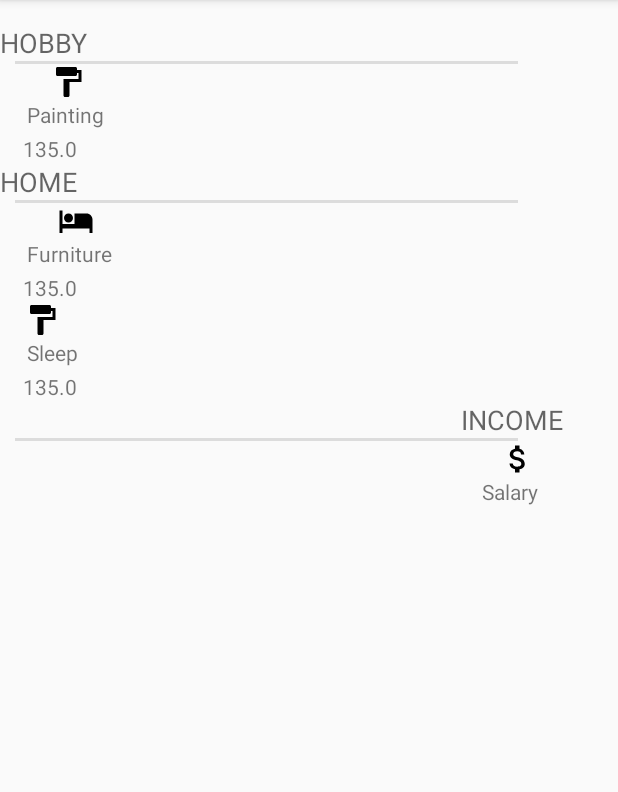
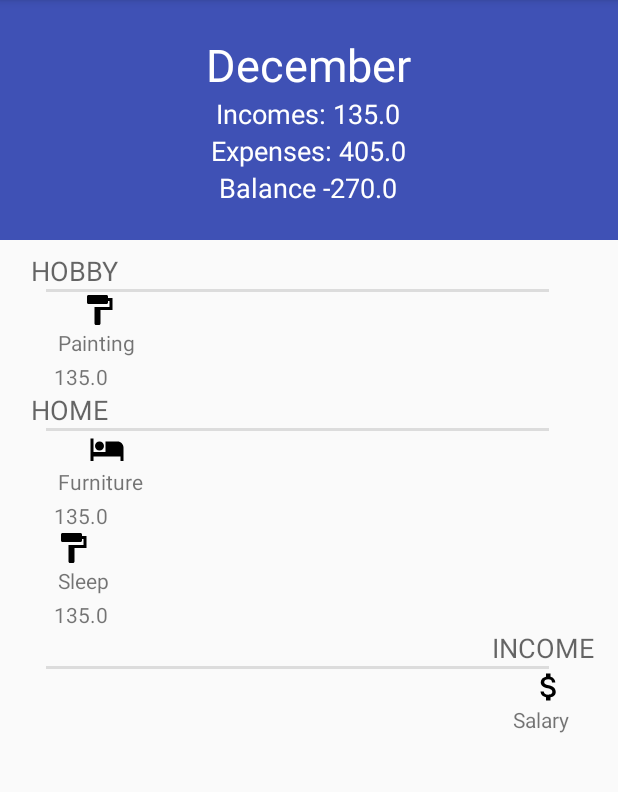
Before and after one commit to samuelekman/Tegdub, an Android app: the BudgetActivity screen opened directly, with no data from a screen before it, on a phone screen of 412 x 824 dp, the part 84-876 px from its top. Run offline under Robolectric (Android 15) with nearby library versions, the phone set to English and light mode, and no system bars.

Commit message:
Trying to get a nice view for the actual budget, it's hard

```diff
--- a/app/build.gradle
+++ b/app/build.gradle
@@ -29,4 +29,5 @@ dependencies {
     compile 'com.android.support.constraint:constraint-layout:1.0.2'
     testCompile 'junit:junit:4.12'
     compile 'com.android.support:recyclerview-v7:25.3.1'
+    compile 'com.android.support:cardview-v7:23.3.+'
 }
--- a/app/src/main/AndroidManifest.xml
+++ b/app/src/main/AndroidManifest.xml
@@ -18,7 +18,7 @@
         </activity>
         <activity android:name=".CreateEntry" />
         <activity android:name=".SelectCategory" />
-        <activity android:name=".BudgetActivity"></activity>
+        <activity android:name=".BudgetActivity" />
     </application>
 
 </manifest>
--- a/app/src/main/java/com/samuelekman/tegdub/BudgetActivity.java
+++ b/app/src/main/java/com/samuelekman/tegdub/BudgetActivity.java
@@ -4,6 +4,7 @@ import android.support.v7.app.AppCompatActivity;
 import android.os.Bundle;
 import android.support.v7.widget.LinearLayoutManager;
 import android.support.v7.widget.RecyclerView;
+import android.widget.TextView;
 
 import com.samuelekman.tegdub.BudgetList.BudgetExpenseHeaderItem;
 import com.samuelekman.tegdub.BudgetList.BudgetIncomeHeaderItem;
@@ -17,7 +18,9 @@ import com.samuelekman.tegdub.model.Transaction;
 import com.samuelekman.tegdub.utils.TransactionStoreFactory;
 
 import java.util.ArrayList;
+import java.util.Calendar;
 import java.util.List;
+import java.util.Locale;
 import java.util.Map;
 import java.util.TreeMap;
 
@@ -26,13 +29,14 @@ public class BudgetActivity extends AppCompatActivity {
  TransactionStore transactionStore = TransactionStoreFactory.transactionStore();
  RecyclerView recView;
  BudgetListAdapter adapter;
+ TreeMap <String, List<Transaction>> treeMap;
 
  @Override
     protected void onCreate(Bundle savedInstanceState) {
         super.onCreate(savedInstanceState);
         setContentView(R.layout.activity_budget);
 
-        TreeMap<String, List<Transaction>> treeMap = transactionStore.prepareList();
+        treeMap = transactionStore.prepareList();
 
         //the following is just a test print :-:
         for (Map.Entry<String, List<Transaction>> entry : treeMap.entrySet()) {
@@ -47,6 +51,8 @@ public class BudgetActivity extends AppCompatActivity {
         recView = (RecyclerView) findViewById(R.id.budgetList);
         recView.setLayoutManager(new LinearLayoutManager(this));
         recView.setAdapter(adapter);
+        initDefaults();
+
     }
 
     public List<BudgetItem> makeListItems(TreeMap<String, List<Transaction>> tMap){
@@ -74,4 +80,40 @@ public class BudgetActivity extends AppCompatActivity {
         return mListItems;
     }
 
+    public void initDefaults(){
+        TextView expenses = (TextView) findViewById(R.id.expenseSummaryTxt);
+        TextView incomes = (TextView) findViewById(R.id.incomeSummaryTxt);
+        TextView summary = (TextView) findViewById(R.id.summaryTxt);
+        TextView month = (TextView) findViewById(R.id.monthTxt);
+        double exp = 0;
+        double inc = 0;
+        double tot = 0;
+
+        if (treeMap != null){
+            for (String mCat : treeMap.keySet()){
+
+                for (Transaction t : treeMap.get(mCat)){
+                    if(t.getCategory().getMainCategory() != MainCategory.INCOME){
+                        exp = exp +t.getSum();
+                    } else {
+                        inc = inc + t.getSum();
+                    }
+
+                }
+
+            }
+        } else {
+            // THis is an error, need to handle this.
+        }
+        tot = inc-exp;
+        String sExpence = String.valueOf(exp);
+        String sInc = String.valueOf(inc);
+        String sTot = String.valueOf(tot);
+
+        expenses.setText("Expenses: "+sExpence);
+        incomes.setText("Incomes: " +sInc);
+        summary.setText("Balance " +sTot);
+        Calendar c = Calendar.getInstance();
+        month.setText(c.getDisplayName(Calendar.MONTH, Calendar.LONG, Locale.getDefault()));
+    }
 }
--- a/app/src/main/res/layout/activity_budget.xml
+++ b/app/src/main/res/layout/activity_budget.xml
@@ -6,13 +6,69 @@
     android:layout_height="match_parent"
     tools:context="com.samuelekman.tegdub.BudgetActivity">
 
+    <RelativeLayout
+        android:id="@+id/relativeLayout"
+        android:layout_width="match_parent"
+        android:layout_height="wrap_content">
+
+        <ImageView
+            android:id="@+id/imageView"
+            android:layout_width="match_parent"
+            android:layout_height="@dimen/summary_cover_height"
+            app:layout_constraintBottom_toTopOf="@+id/budgetList"
+            app:layout_constraintEnd_toEndOf="parent"
+            app:layout_constraintStart_toStartOf="parent"
+            app:layout_constraintTop_toTopOf="parent"
+            app:srcCompat="@color/colorPrimary" />
+        <LinearLayout
+            android:layout_width="wrap_content"
+            android:layout_height="wrap_content"
+            android:layout_centerInParent="true"
+            android:gravity="center_horizontal"
+            android:orientation="vertical">
+
+            <TextView
+                android:id="@+id/monthTxt"
+                android:layout_width="wrap_content"
+                android:layout_height="wrap_content"
+                android:textColor="@android:color/background_light"
+                android:textSize="@dimen/summary_title"/>
+
+        <TextView
+            android:id="@+id/incomeSummaryTxt"
+            android:layout_width="wrap_content"
+            android:layout_height="wrap_content"
+            android:textColor="@android:color/background_light"
+            android:textSize="@dimen/summary_subtitle"/>
+
+        <TextView
+            android:id="@+id/expenseSummaryTxt"
+            android:layout_width="wrap_content"
+            android:layout_height="wrap_content"
+            android:textColor="@android:color/background_light"
+            android:textSize="@dimen/summary_subtitle" />
+
+        <TextView
+            android:id="@+id/summaryTxt"
+            android:layout_width="wrap_content"
+            android:layout_height="wrap_content"
+            android:textColor="@android:color/background_light"
+            android:textSize="@dimen/summary_subtitle"/>
+
+
+        </LinearLayout>
+    </RelativeLayout>
+
     <android.support.v7.widget.RecyclerView
         android:id="@+id/budgetList"
         android:layout_width="375dp"
         android:layout_height="531dp"
-        android:layout_marginTop="16dp"
-        app:layout_constraintHorizontal_bias="0.0"
+        android:layout_marginTop="8dp"
+        app:layout_constraintBottom_toBottomOf="parent"
+        app:layout_constraintHorizontal_bias="0.555"
         app:layout_constraintLeft_toLeftOf="parent"
         app:layout_constraintRight_toRightOf="parent"
-        app:layout_constraintTop_toTopOf="parent" />
+        app:layout_constraintTop_toBottomOf="@+id/relativeLayout"
+        app:layout_constraintVertical_bias="0.0" />
+
 </android.support.constraint.ConstraintLayout>
```
Also changed, not shown: app/src/main/java/com/samuelekman/tegdub/BudgetList/BudgetListAdapter.java (+8 -0 lines), app/src/main/res/layout/activity_budget_org.xml (added, +73 -0 lines), app/src/main/res/layout/budget_summary.xml (deleted, +0 -39 lines), app/src/main/res/values/dimens.xml (added, +21 -0 lines).
